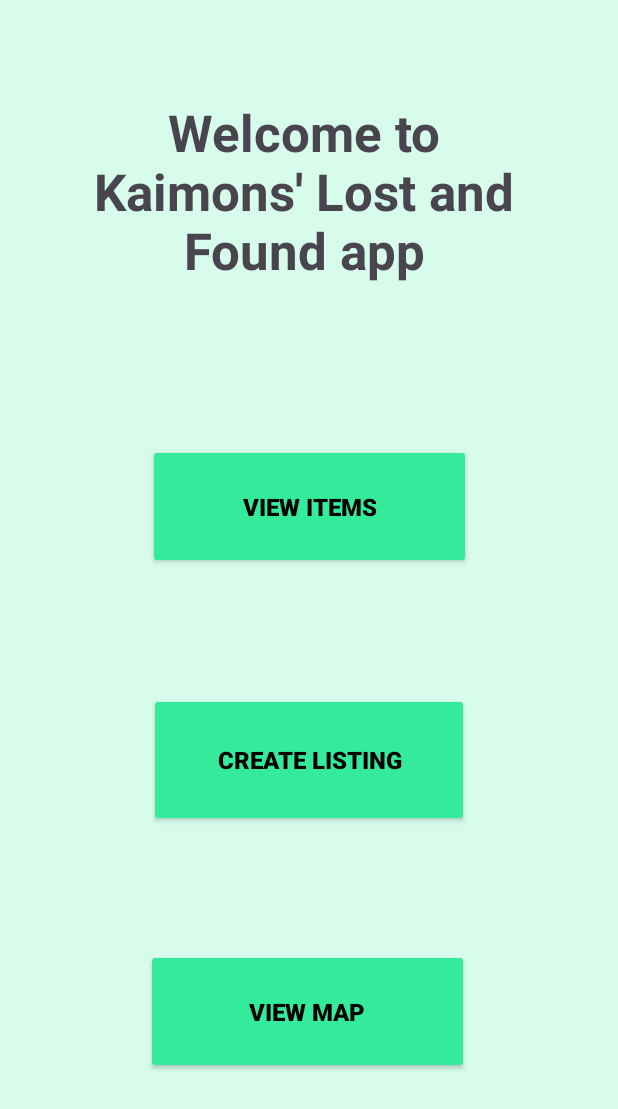
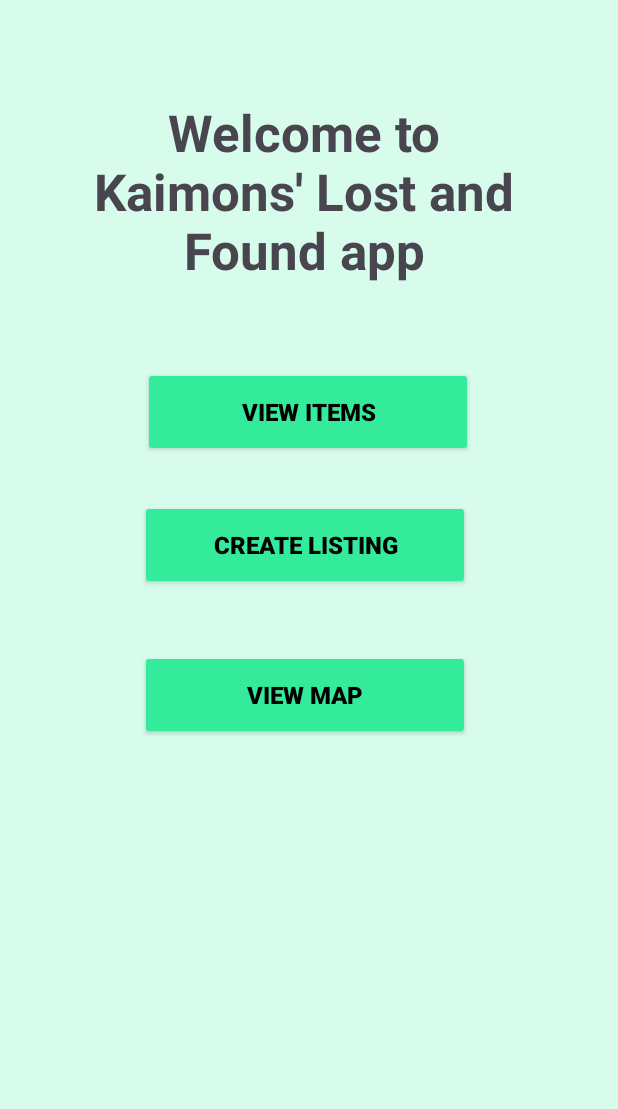
Before and after one commit to KaimonDeBruijne/Task_7.1P, an Android app: the screen it shows after launch (MainActivity), on a phone screen of 412 x 824 dp. Shown: the top 1109 px of the screen. Run offline under Robolectric (Android 15) with nearby library versions, the phone set to English and light mode, and no system bars; our stand-ins replace Room's generated code.

Commit message:
Small fix

```diff
--- a/app/build.gradle
+++ b/app/build.gradle
@@ -28,11 +28,15 @@ android {
         sourceCompatibility JavaVersion.VERSION_1_8
         targetCompatibility JavaVersion.VERSION_1_8
     }
+    buildFeatures {
+        buildConfig true
+    }
 }
 
 dependencies {
 
     implementation 'com.google.android.gms:play-services-maps:18.1.0'
+    implementation 'com.google.android.libraries.places:places:3.1.0'
 
     implementation 'androidx.appcompat:appcompat:1.6.1'
     implementation 'com.google.android.material:material:1.5.0'
--- a/app/src/main/java/kaimon/myapp/lostandfoundv2/ItemListAdapter.java
+++ b/app/src/main/java/kaimon/myapp/lostandfoundv2/ItemListAdapter.java
@@ -11,7 +11,6 @@ import androidx.annotation.NonNull;
 import androidx.recyclerview.widget.DiffUtil;
 import androidx.recyclerview.widget.ListAdapter;
 import androidx.recyclerview.widget.RecyclerView;
-
 
 public class ItemListAdapter extends ListAdapter<Item, ItemListAdapter.MyViewHolder> {
 
@@ -40,7 +39,6 @@ public class ItemListAdapter extends ListAdapter<Item, ItemListAdapter.MyViewHol
         holder.itemName.setText(current.getItemName());
         holder.location.setText(current.getLocation());
         holder.date.setText(current.getDate());
-
 
         holder.delete.setOnClickListener(new View.OnClickListener() {
             @Override
--- a/app/src/main/java/kaimon/myapp/lostandfoundv2/MainActivity.java
+++ b/app/src/main/java/kaimon/myapp/lostandfoundv2/MainActivity.java
@@ -22,7 +22,7 @@ public class MainActivity extends AppCompatActivity {
 
         viewListings = findViewById(R.id.viewListings);
         createListing = findViewById(R.id.createAd);
-        createListing = findViewById(R.id.viewMap);
+        viewMap = findViewById(R.id.viewMap);
 
         itemViewModel = new ViewModelProvider(this).get(ItemViewModel.class);
 
--- a/app/src/main/res/layout/activity_add.xml
+++ b/app/src/main/res/layout/activity_add.xml
@@ -93,9 +93,9 @@
         android:textSize="34sp"
         app:layout_constraintBottom_toBottomOf="parent"
         app:layout_constraintEnd_toEndOf="parent"
-        app:layout_constraintHorizontal_bias="0.567"
+        app:layout_constraintHorizontal_bias="0.486"
         app:layout_constraintStart_toStartOf="parent"
         app:layout_constraintTop_toTopOf="parent"
-        app:layout_constraintVertical_bias="0.052" />
+        app:layout_constraintVertical_bias="0.024" />
 
 </androidx.constraintlayout.widget.ConstraintLayout>
--- a/app/src/main/res/layout/activity_main.xml
+++ b/app/src/main/res/layout/activity_main.xml
@@ -10,8 +10,8 @@
     <Button
         android:id="@+id/viewListings"
         style="@style/Widget.AppCompat.Button"
-        android:layout_width="215dp"
-        android:layout_height="83dp"
+        android:layout_width="220dp"
+        android:layout_height="60dp"
         android:text="View Items"
         android:textColor="#000000"
         android:textSize="16sp"
@@ -19,15 +19,16 @@
         app:backgroundTint="#34eb9b"
         app:layout_constraintBottom_toBottomOf="parent"
         app:layout_constraintEnd_toEndOf="parent"
+        app:layout_constraintHorizontal_bias="0.497"
         app:layout_constraintStart_toStartOf="parent"
         app:layout_constraintTop_toTopOf="parent"
-        app:layout_constraintVertical_bias="0.4" />
+        app:layout_constraintVertical_bias="0.32" />
 
     <Button
         android:id="@+id/viewMap"
         style="@style/Widget.AppCompat.Button"
-        android:layout_width="215dp"
-        android:layout_height="83dp"
+        android:layout_width="220dp"
+        android:layout_height="60dp"
         android:text="View Map"
         android:textColor="#000000"
         android:textSize="16sp"
@@ -35,16 +36,16 @@
         app:backgroundTint="#34eb9b"
         app:layout_constraintBottom_toBottomOf="parent"
         app:layout_constraintEnd_toEndOf="parent"
-        app:layout_constraintHorizontal_bias="0.494"
+        app:layout_constraintHorizontal_bias="0.486"
         app:layout_constraintStart_toStartOf="parent"
         app:layout_constraintTop_toTopOf="parent"
-        app:layout_constraintVertical_bias="0.854" />
+        app:layout_constraintVertical_bias="0.567" />
 
     <Button
         android:id="@+id/createAd"
         style="@style/Widget.AppCompat.Button"
-        android:layout_width="213dp"
-        android:layout_height="89dp"
+        android:layout_width="220dp"
+        android:layout_height="60dp"
         android:text="Create Listing"
         android:textColor="#000000"
         android:textSize="16sp"
@@ -52,9 +53,10 @@
         app:backgroundTint="#34eb9b"
         app:layout_constraintBottom_toBottomOf="parent"
         app:layout_constraintEnd_toEndOf="parent"
+        app:layout_constraintHorizontal_bias="0.486"
         app:layout_constraintStart_toStartOf="parent"
         app:layout_constraintTop_toTopOf="parent"
-        app:layout_constraintVertical_bias="0.629" />
+        app:layout_constraintVertical_bias="0.436" />
 
     <TextView
         android:id="@+id/textView7"
```
Also changed, not shown: app/src/main/AndroidManifest.xml (+8 -3 lines), app/src/main/java/kaimon/myapp/lostandfoundv2/AddActivity.java (+56 -2 lines), app/src/main/java/kaimon/myapp/lostandfoundv2/MapViewActivity.java (+4 -21 lines), app/src/main/res/layout/activity_map_view.xml (+8 -5 lines).
